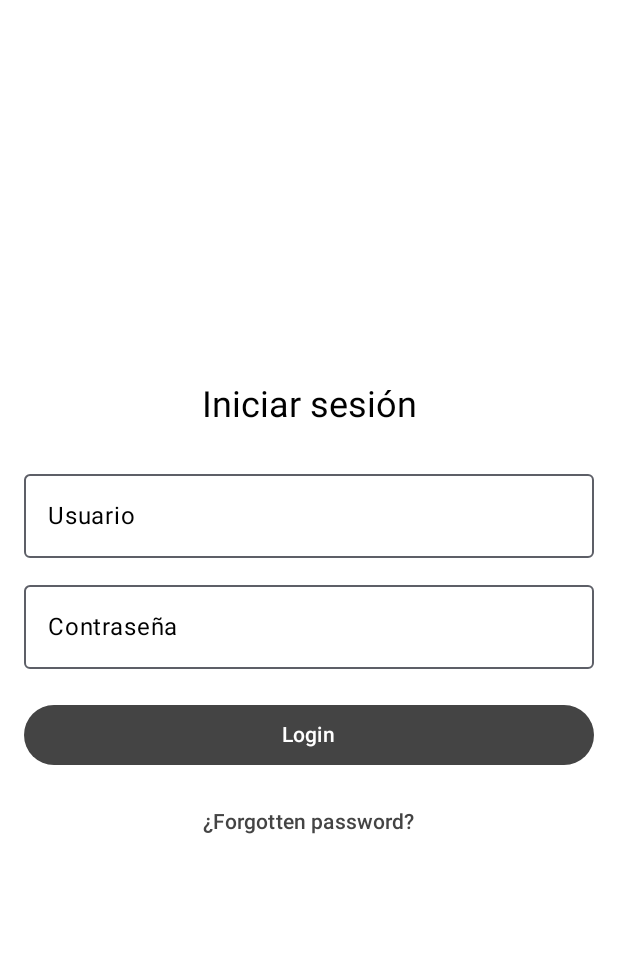
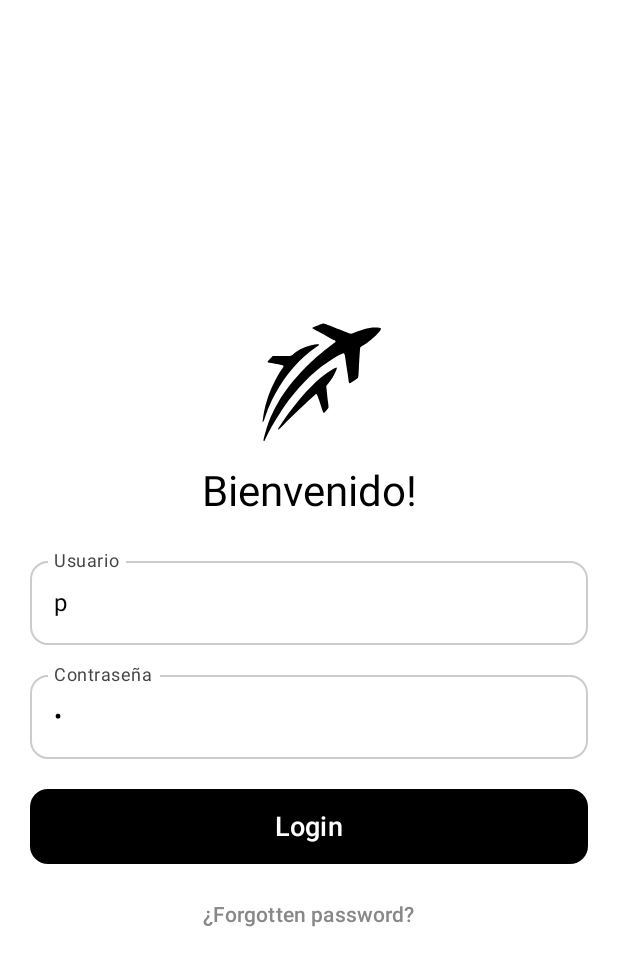
Before and after one commit to huugoox/roamly-hugo, an Android app built with Jetpack Compose: the screen it shows after launch (MainActivity), on a phone screen of 412 x 824 dp. Shown: the top 966 px of the screen. Run offline under Robolectric (Android 15) with nearby library versions, the phone set to English and light mode, and no system bars.

Commit message:
Screen login DONE

```diff
--- a/app/src/main/java/com/example/navigation/ui/screens/LoginScreen2.kt
+++ b/app/src/main/java/com/example/navigation/ui/screens/LoginScreen2.kt
@@ -1,13 +1,18 @@
 package com.example.navigation.ui.screens
 
+import androidx.compose.foundation.Image
 import androidx.compose.foundation.background
 import androidx.compose.foundation.layout.*
+import androidx.compose.foundation.shape.RoundedCornerShape
 import androidx.compose.foundation.text.KeyboardOptions
 import androidx.compose.material3.*
 import androidx.compose.runtime.*
 import androidx.compose.ui.Alignment
 import androidx.compose.ui.Modifier
+import androidx.compose.ui.draw.shadow
+import androidx.compose.ui.graphics.Brush
 import androidx.compose.ui.graphics.Color
+import androidx.compose.ui.res.painterResource
 import androidx.compose.ui.res.stringResource
 import androidx.compose.ui.text.input.KeyboardType
 import androidx.compose.ui.text.input.PasswordVisualTransformation
@@ -20,51 +25,90 @@ import kotlinx.coroutines.Dispatchers
 import kotlinx.coroutines.launch
 import kotlinx.coroutines.withContext
 
+@OptIn(ExperimentalMaterial3Api::class)
 @Composable
 fun LoginScreen2(navController: NavController) {
 
     // States for username, password, and the alert dialog
-    var username by remember { mutableStateOf("") }
-    var password by remember { mutableStateOf("") }
+    var username by remember { mutableStateOf("p") }
+    var password by remember { mutableStateOf("1") }
     var showAlert by remember { mutableStateOf(false) }
     var showRecoverDialog by remember { mutableStateOf(false) }
+    var showRecoverDialogRes by remember { mutableStateOf(false) }
+
     var recoveryEmail by remember { mutableStateOf("") }
+    var recoveryMessage by remember { mutableStateOf("") }
 
     // Get default values from strings.xml
     val defaultUser = stringResource(id = R.string.default_user)
     val defaultPass = stringResource(id = R.string.default_pass)
+    val defaultEmail = stringResource(id = R.string.default_email)
 
+    Box (modifier = Modifier
+            .fillMaxSize()
+            .background(Color.White),
+        contentAlignment = Alignment.Center
+    ) {
         Column(
             modifier = Modifier
-            .fillMaxSize()
-            .background(Color.White)
-            .padding(horizontal = 16.dp),
-        verticalArrangement = Arrangement.Center,
+                .padding(20.dp),
             horizontalAlignment = Alignment.CenterHorizontally
         ) {
+            Image(
+                painter = painterResource(id = R.drawable.finalroamlylogo_3),
+                contentDescription = "Roamly Logo",
+                modifier = Modifier.size(120.dp)
+            )
             Text(
-            text = stringResource(id = R.string.login),
+                text = stringResource(id = R.string.welcome_back),
                 style = MaterialTheme.typography.headlineMedium,
-            fontSize = 24.sp,
+                fontSize = 28.sp,
                 color = Color.Black
             )
             Spacer(modifier = Modifier.height(20.dp))
+
             OutlinedTextField(
                 value = username,
                 onValueChange = { username = it },
-            label = { Text(stringResource(id = R.string.username), color = Color.Black)},
-            modifier = Modifier.fillMaxWidth()
+                label = { Text(stringResource(id = R.string.username))},
+                modifier = Modifier
+                    .fillMaxWidth()
+                    .background(Color.Transparent),
+                shape = RoundedCornerShape(12.dp),
+                colors = TextFieldDefaults.outlinedTextFieldColors(
+                    focusedTextColor = Color.Black,
+                    unfocusedTextColor = Color.Black,
+                    focusedBorderColor = Color.Gray,
+                    unfocusedBorderColor = Color.LightGray,
+                    cursorColor = Color.Black, // Color del cursor
+                    focusedLabelColor = Color.Gray, // Color del label cuando está en foco
+                    unfocusedLabelColor = Color.DarkGray
                 )
-        Spacer(modifier = Modifier.height(10.dp))
+            )
+            Spacer(modifier = Modifier.height(12.dp))
+
             OutlinedTextField(
                 value = password,
                 onValueChange = { password = it },
-            label = { Text(stringResource(id = R.string.password), color = Color.Black) },
-            modifier = Modifier.fillMaxWidth(),
+                label = { Text(stringResource(id = R.string.password)) },
+                modifier = Modifier
+                    .fillMaxWidth()
+                    .background(Color.Transparent),
                 visualTransformation = PasswordVisualTransformation(),
-            keyboardOptions = KeyboardOptions(keyboardType = KeyboardType.Password)
+                keyboardOptions = KeyboardOptions(keyboardType = KeyboardType.Password),
+                shape = RoundedCornerShape(12.dp),
+                colors = TextFieldDefaults.outlinedTextFieldColors(
+                    focusedBorderColor = Color.Gray,
+                    unfocusedBorderColor = Color.LightGray,
+                    focusedTextColor = Color.Black, // Color del texto cuando está en foco
+                    unfocusedTextColor = Color.Black, // Color del texto cuando no está en foco
+                    cursorColor = Color.Black, // Color del cursor
+                    focusedLabelColor = Color.Gray, // Color del label cuando está en foco
+                    unfocusedLabelColor = Color.DarkGray // Color del label cuando no está en foco
+                )
             )
             Spacer(modifier = Modifier.height(20.dp))
+
             Button(
                 onClick = {
                     if (username == defaultUser && password == defaultPass) {
@@ -76,16 +120,21 @@ fun LoginScreen2(navController: NavController) {
                         showAlert = true
                     }
                 },
-            modifier = Modifier.fillMaxWidth(),
-            colors = ButtonDefaults.buttonColors(containerColor = Color.DarkGray, contentColor = Color.White)
+                modifier = Modifier
+                    .fillMaxWidth()
+                    .height(50.dp),
+                shape = RoundedCornerShape(12.dp),
+                colors = ButtonDefaults.buttonColors(
+                    containerColor = Color.Black,
+                )
             ) {
-            Text(text = "Login")
+                Text(text = "Login", color = Color.White, fontSize = 18.sp)
             }
 
             Spacer(modifier = Modifier.height(10.dp))
 
-        TextButton(onClick = { showRecoverDialog = true}) {
-            Text(text = "¿Forgotten password?", color = Color.DarkGray)
+            TextButton(onClick = { showRecoverDialog = true }) {
+                Text(text = "¿Forgotten password?", color = Color.Gray)
             }
         }
 
@@ -93,10 +142,17 @@ fun LoginScreen2(navController: NavController) {
         if (showAlert) {
             AlertDialog(
                 onDismissRequest = { showAlert = false },
-            title = { Text("Login Failed") },
-            text = { Text("Invalid username or password.") },
+                containerColor = Color.White,
+                title = { Text("Login Failed", color = Color.Black) },
+                text = { Text("Invalid username or password.", color = Color.Black) },
                 confirmButton = {
-                Button(onClick = { showAlert = false }, colors = ButtonDefaults.buttonColors(containerColor = Color.DarkGray, contentColor = Color.White)) {
+                    Button(
+                        onClick = { showAlert = false },
+                        colors = ButtonDefaults.buttonColors(
+                            containerColor = Color.Black,
+                            contentColor = Color.White
+                        )
+                    ) {
                         Text("OK")
                     }
                 }
@@ -106,42 +162,98 @@ fun LoginScreen2(navController: NavController) {
         if (showRecoverDialog) {
             AlertDialog(
                 onDismissRequest = { showRecoverDialog = false },
+                containerColor = Color.White,
                 title = { Text("Recover Password", color = Color.Black) },
                 text = {
                     Column {
-                    Text("Enter your email to receive password recovery instructions.", color = Color.Black)
+                        Text(
+                            "Enter your email to receive password recovery instructions.",
+                            color = Color.Black
+                        )
                         Spacer(modifier = Modifier.height(10.dp))
                         OutlinedTextField(
                             value = recoveryEmail,
                             onValueChange = { recoveryEmail = it },
-                        label = { Text("Email", color = Color.Black) },
+                            label = { Text("Email", color = Color.LightGray) },
                             modifier = Modifier.fillMaxWidth(),
-                        keyboardOptions = KeyboardOptions(keyboardType = KeyboardType.Email)
+                            keyboardOptions = KeyboardOptions(keyboardType = KeyboardType.Email),
+                            shape = RoundedCornerShape(12.dp),
+                            colors = TextFieldDefaults.outlinedTextFieldColors(
+                                focusedBorderColor = Color.Gray,
+                                unfocusedBorderColor = Color.LightGray,
+                                focusedTextColor = Color.Black, // Color del texto cuando está en foco
+                                unfocusedTextColor = Color.Black, // Color del texto cuando no está en foco
+                                cursorColor = Color.Black, // Color del cursor
+                                focusedLabelColor = Color.Gray, // Color del label cuando está en foco
+                                unfocusedLabelColor = Color.DarkGray // Color del label cuando no está en foco
+                            )
                         )
                     }
                 },
                 confirmButton = {
-                Button(onClick = {
+                    Button(
+                        onClick = { // @ToDo
                             CoroutineScope(Dispatchers.IO).launch {
-                        val isSuccess = sendRecoveryEmail(recoveryEmail)
+                                val isSuccess = if (recoveryEmail == defaultEmail) {
+                                    sendRecoveryEmail(recoveryEmail)
+                                } else {
+                                    false
+                                }
                                 withContext(Dispatchers.Main) {
-                            val recoveryMessage = if (isSuccess) {
+                                    recoveryMessage = if (isSuccess) {
                                         "Recovery email sent successfully."
                                     } else {
-                                "Failed to send recovery email."
+                                        "Failed to send recovery email. \n" +
+                                                " Please check the email address."
+                                    }
+                                    showRecoverDialog = false
+                                    showRecoverDialogRes = true
+
                                 }
                             }
-                    }
-                }, colors = ButtonDefaults.buttonColors(containerColor = Color.DarkGray, contentColor = Color.White)) {
+                        },
+                        colors = ButtonDefaults.buttonColors(
+                            containerColor = Color.Black,
+                            contentColor = Color.White
+                        )
+                    ) {
                         Text("Send")
                     }
                 },
                 dismissButton = {
-                Button(onClick = { showRecoverDialog = false }, colors = ButtonDefaults.buttonColors(containerColor = Color.DarkGray, contentColor = Color.White)) {
+                    Button(
+                        onClick = { showRecoverDialog = false },
+                        colors = ButtonDefaults.buttonColors(
+                            containerColor = Color.Black,
+                            contentColor = Color.White
+                        )
+                    ) {
                         Text("Cancel")
                     }
                 }
             )
+        }
+
+        Spacer(modifier = Modifier.height(10.dp))
+
+        if (showRecoverDialogRes) {
+            AlertDialog(
+                onDismissRequest = {
+                    showRecoverDialogRes = false
+                    showRecoverDialog = false },
+                containerColor = Color.White,
+                title = { Text("Recovery Status", color = Color.Black) },
+                text = { Text(recoveryMessage, color = Color.Black) },
+                confirmButton = {
+                    Button(onClick = { showRecoverDialogRes = false },                        colors = ButtonDefaults.buttonColors(
+                        containerColor = Color.Black,
+                        contentColor = Color.White
+                    )) {
+                        Text("OK")
+                    }
+                }
+            )
+        }
     }
 }
 
--- /dev/null
+++ b/app/src/main/res/drawable/finalroamlylogo_3.xml
@@ -0,0 +1,18 @@
+<vector xmlns:android="http://schemas.android.com/apk/res/android"
+    android:width="582dp"
+    android:height="568dp"
+    android:viewportWidth="582"
+    android:viewportHeight="568">
+  <path
+      android:pathData="M334,119c-1.4,0.4 -7.8,2.8 -14.3,5.4 -6.6,2.5 -12.5,4.6 -13.2,4.6 -2,-0 -5.6,3.4 -4.7,4.6 0.4,0.6 6.1,3.9 12.7,7.4 13.5,7.1 15,7.9 39.6,21.2 9.7,5.3 18.6,9.9 19.7,10.2 2.1,0.7 3.8,3.9 2.8,5.4 -0.3,0.5 -5.1,4.2 -10.6,8.1 -18.9,13.5 -48.3,37.9 -67.5,56 -44.8,42.4 -82.9,89 -107.8,132.1 -8.1,14 -20.5,38.6 -25.2,50 -9.9,24.2 -22.8,69.1 -21.2,73.4 1.1,2.9 2.4,1.7 5.7,-5.7 11.9,-25.9 23.4,-46.6 45.3,-81.2 37.8,-59.9 86.1,-114.2 136.2,-153.1 11.5,-8.9 28.3,-20.6 40.5,-27.9 11.9,-7.2 28.1,-15.5 30.3,-15.5 2.4,-0 4.4,3.7 5.1,9.5 1.4,10 5.8,39.3 8.1,54 1.3,8.2 2.7,18.4 3.1,22.5 1.1,12.2 2.4,13.1 10.2,7.7 2.6,-1.8 7.9,-5.1 11.7,-7.4 3.9,-2.2 7.7,-4.9 8.6,-5.9 1.3,-1.5 1.9,-6.5 2.8,-25.9 1.6,-32.3 4,-69.5 4.6,-72.2 0.3,-1.3 2.7,-3.4 6.3,-5.4 19,-10.7 39.7,-27.8 55.1,-45.6 9.9,-11.5 7.7,-14.1 -11.9,-14.2 -12,-0.1 -25.2,1.8 -37.2,5.3 -11.2,3.3 -29.3,9.8 -34.5,12.5 -2.3,1.1 -5.7,2.1 -7.5,2.1 -3.6,-0.1 -4.7,-0.4 -22.8,-7.8 -6.9,-2.8 -19.9,-8 -29,-11.5 -39.4,-15.5 -35.9,-14.4 -41,-12.7z"
+      android:fillColor="#000000"
+      android:strokeColor="#00000000"/>
+  <path
+      android:pathData="M315,185.5c-0.8,0.2 -4.9,0.9 -9,1.5 -9.5,1.5 -27.1,7.1 -37.5,12 -9.9,4.5 -17.4,9.3 -25.7,16.3 -10.9,9.2 -7.2,8.4 -39.9,7.9l-29.2,-0.4 -8.3,8.8c-4.6,4.9 -8.4,9.4 -8.4,10.1 0,1.9 1.6,2.4 12.4,4.4 24.3,4.4 38,7.6 39,9.1 0.7,1.2 -0.5,3.7 -5.4,10.8 -17,24.9 -37.4,66.6 -45.5,93 -0.7,2.5 -2.5,8.3 -4,13 -4.1,13.2 -8.2,32.1 -11,50.5 -1.7,11.5 -1.8,14.5 -0.7,14.5 1.3,-0 3.9,-6.3 9.1,-21.8 2.6,-8.1 6.7,-19 8.9,-24.2 29.1,-68 67.6,-123 117.7,-167.9 12.3,-11.1 33.6,-27.5 41.9,-32.3 5.8,-3.4 6.1,-5.8 0.9,-5.7 -2.1,0.1 -4.5,0.3 -5.3,0.4z"
+      android:fillColor="#000000"
+      android:strokeColor="#00000000"/>
+  <path
+      android:pathData="M368.9,265.3c-27.1,16.6 -45.4,31.3 -72,57.7 -23.3,23.2 -46.3,50.4 -70.1,83 -11.1,15.3 -33,47.5 -35.4,52.2 -3.4,6.6 2.5,2.1 18.5,-14 16.1,-16.3 51.9,-50.8 63.1,-60.9 3,-2.7 8,-7.4 11,-10.4 3.1,-2.9 9.8,-9.2 15,-13.8 5.2,-4.7 10.5,-9.5 11.7,-10.8 1.2,-1.3 2.5,-2.3 2.8,-2.3 3,-0 4.7,3.3 10,19.7 3.2,9.8 7.5,23 9.6,29.3 2.4,7.3 4.3,11.6 5.3,11.8 0.8,0.2 2.7,-1.1 4.3,-2.9 1.5,-1.8 4.5,-5.1 6.6,-7.3 2.1,-2.3 4.2,-5 4.6,-6.1 0.5,-1.1 0,-8.1 -1.1,-16 -1,-7.7 -2.2,-18.1 -2.8,-23 -0.5,-5 -1.4,-14 -2.1,-20l-1.2,-11.1 7.2,-8.9c9.5,-11.8 17.3,-24.3 22.7,-36.3 4.7,-10.5 5.6,-15.2 2.7,-15.2 -1,0.1 -5.7,2.4 -10.4,5.3z"
+      android:fillColor="#000000"
+      android:strokeColor="#00000000"/>
+</vector>
--- a/app/src/main/res/values/strings.xml
+++ b/app/src/main/res/values/strings.xml
@@ -1,11 +1,15 @@
 <resources>
     <string name="default_user">p</string>
     <string name="default_pass">1</string>
+    <string name="default_email">polmarsoluni@gmail.com</string>
+
     <string name="app_name" translatable="false">Roamly</string>
     <string name="login">Iniciar sesión</string>
     <string name="username">Usuario</string>
     <string name="password">Contraseña</string>
     <string name="forgot_password">¿Olvidaste tu contraseña?</string>
     <string name="terms_conditions">Términos y Condiciones</string>
+    <string name="welcome_back"> Bienvenido!</string>
+
 
 </resources>
```
Also changed, not shown: app/src/main/res/drawable/finalroamlylogo.xml (added, +18 -0 lines), app/src/main/ic_launcher-playstore.png, app/src/main/res/mipmap-hdpi/ic_launcher.webp, app/src/main/res/mipmap-hdpi/ic_launcher_foreground.webp, app/src/main/res/mipmap-hdpi/ic_launcher_round.webp, app/src/main/res/mipmap-mdpi/ic_launcher.webp, app/src/main/res/mipmap-mdpi/ic_launcher_foreground.webp, app/src/main/res/mipmap-mdpi/ic_launcher_round.webp, app/src/main/res/mipmap-xhdpi/ic_launcher.webp, app/src/main/res/mipmap-xhdpi/ic_launcher_foreground.webp, app/src/main/res/mipmap-xhdpi/ic_launcher_round.webp, app/src/main/res/mipmap-xxhdpi/ic_launcher.webp, app/src/main/res/mipmap-xxhdpi/ic_launcher_foreground.webp, app/src/main/res/mipmap-xxhdpi/ic_launcher_round.webp, 3 more files, 1 other file. Lines whose indentation alone changed are shown as unchanged.
